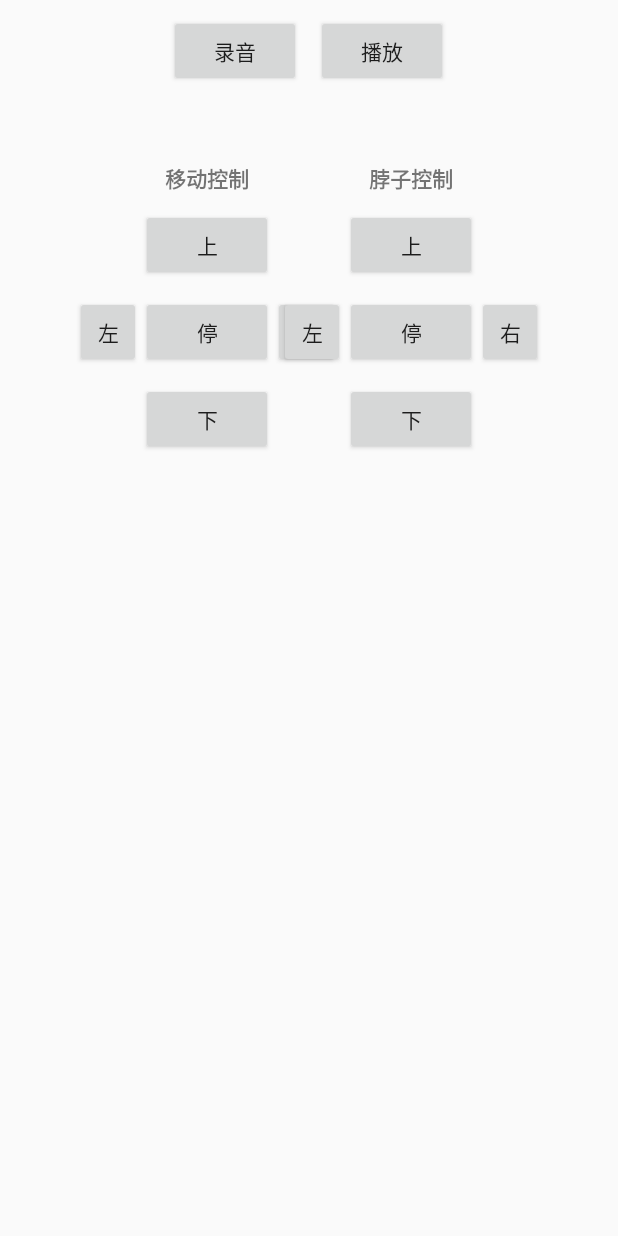
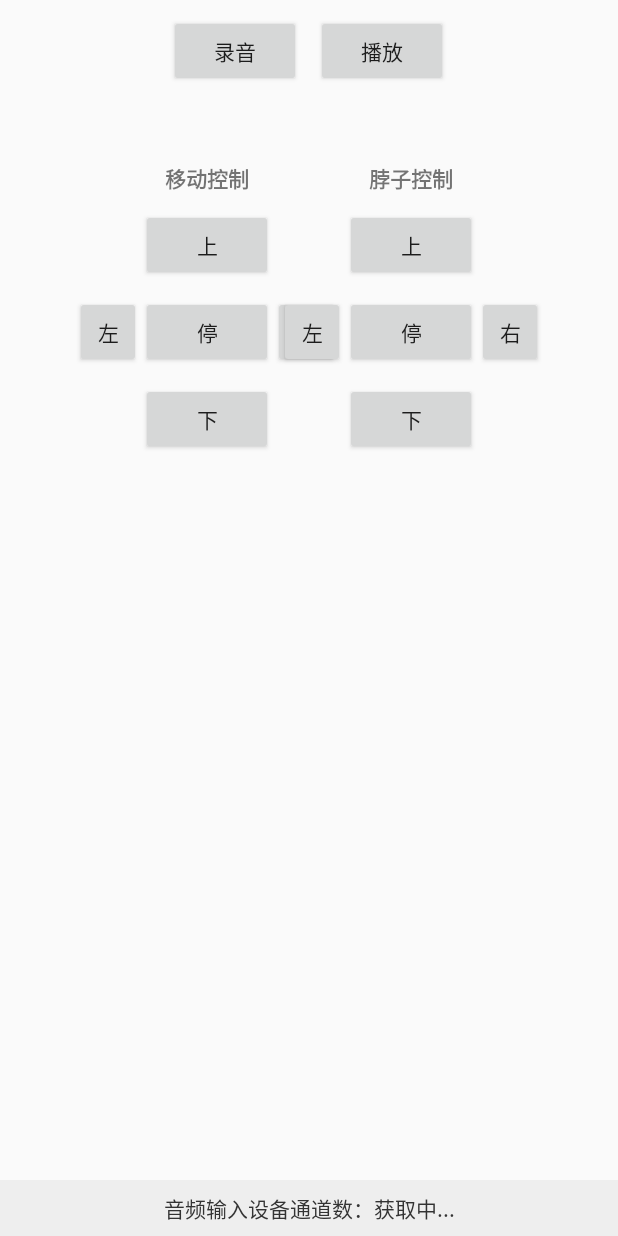
Before and after one commit to keithhans/DannyDemo, an Android app: the layout activity_main.xml on its own in the app's theme, with its tools: preview values and no code run, on a phone screen of 412 x 824 dp. Run offline under Robolectric (Android 15) with nearby library versions, the phone set to English and light mode, and no system bars.

Commit message:
显示输入channel的数量，修改程序的名字

```diff
--- a/app/build.gradle
+++ b/app/build.gradle
@@ -3,11 +3,11 @@ apply plugin: 'kotlin-android'
 apply plugin: 'kotlin-parcelize'
 
 android {
-    namespace "com.nuwarobotics.sdk.sample.tutorial"
+    namespace "com.pinenuts.demo"
     compileSdkVersion 34
     //buildToolsVersion "25.0.2"
     defaultConfig {
-        applicationId "com.nuwarobotics.sdk.sample.tutorial"
+        applicationId "com.pinenuts.demo"
         minSdkVersion 19
         targetSdkVersion 34
         versionCode 1
--- a/app/src/main/AndroidManifest.xml
+++ b/app/src/main/AndroidManifest.xml
@@ -1,6 +1,5 @@
 <?xml version="1.0" encoding="utf-8"?>
 <manifest xmlns:android="http://schemas.android.com/apk/res/android"
-    package="com.nuwarobotics.sdk.sample.tutorial"
     xmlns:tools="http://schemas.android.com/tools"
     android:versionCode="4"
     android:versionName="1.0.0.0" >
--- a/app/src/main/res/layout/activity_main.xml
+++ b/app/src/main/res/layout/activity_main.xml
@@ -88,7 +88,7 @@
             android:layout_centerHorizontal="true"
             android:layout_marginTop="10dp"
             android:text="下" />
-    </RelativeLayout>
+</RelativeLayout>
 
     <!-- 右侧脖子控制区域 -->
     <RelativeLayout
@@ -154,4 +154,16 @@
             android:text="下" />
     </RelativeLayout>
 
+    <!-- 底部显示音频输入设备信息 -->
+    <TextView
+        android:id="@+id/tv_audio_info"
+        android:layout_width="match_parent"
+        android:layout_height="wrap_content"
+        android:layout_alignParentBottom="true"
+        android:background="#EEEEEE"
+        android:padding="8dp"
+        android:text="音频输入设备通道数：获取中..."
+        android:textColor="#333333"
+        android:gravity="center" />
+
 </RelativeLayout>
```
Also changed, not shown: app/src/main/java/com/nuwarobotics/sdk/sample/tutorial/MainActivity.kt (+95 -3 lines).
